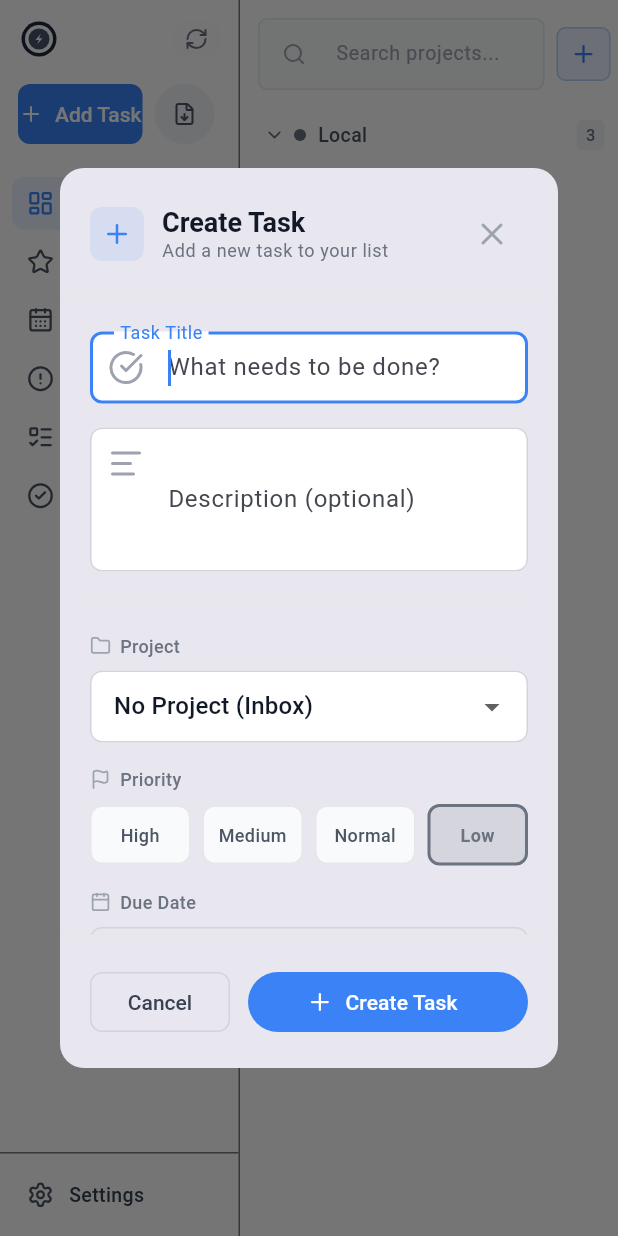
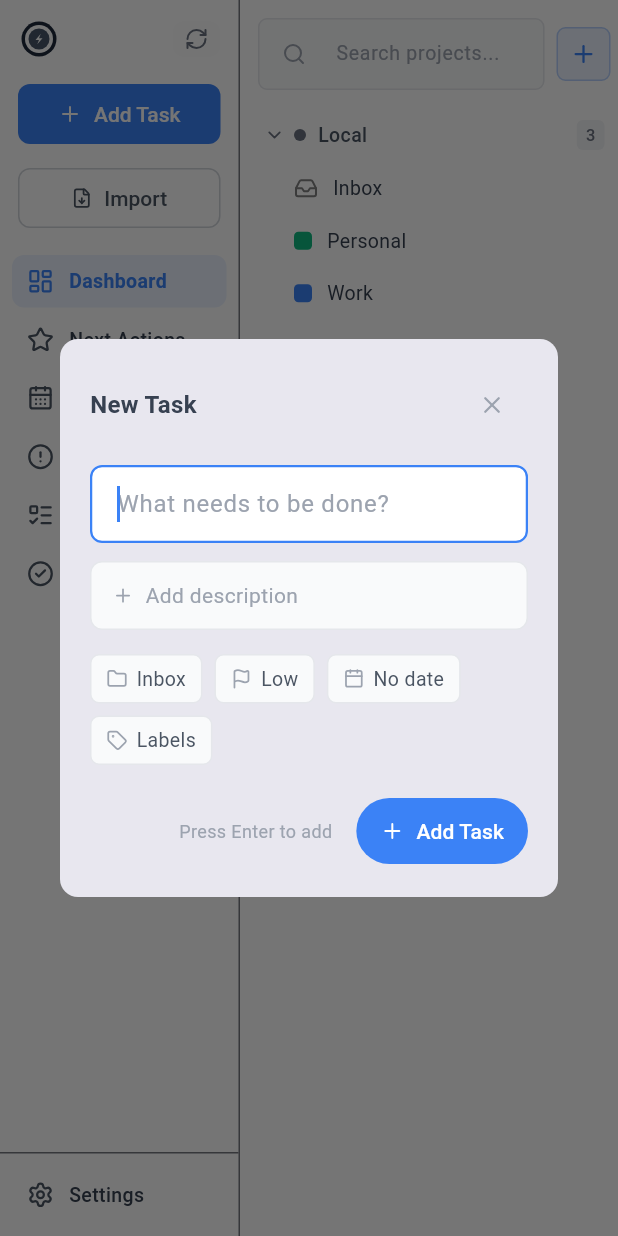
Before and after one commit to openza/tasks, a Flutter app: the screen it shows after launch, after a tap on "Add Task", on a phone screen of 412 x 824 dp. Run offline on Flutter 3.47's test engine with Material 3 defaults, Android fonts, the phone set to English and light mode, and no system bars; drawn by our look-alikes of toastification; our stand-ins replace dio, drift, file_picker, flutter_riverpod, flutter_secure_storage, flutter_svg and 5 more; missing offline and left inert: dart:ffi, window_manager; accounts and stored records are empty; generated files the repository leaves out were written again.

Commit message:
feat: simplify add task modal for desktop (#13)
* feat: simplify add task modal for desktop

Redesign the add task dialog with a minimal, wide layout inspired by
Things 3 and Todoist:

- Wider modal (600px) optimized for desktop
- Clean title field with placeholder only
- Expandable description (collapsed by default)
- Compact horizontal toolbar for project, priority, date, labels
- Filter to show only local projects/labels (openza_tasks)
- Enter key submits when title field focused
- Simplified footer with hint text

Fixes memory leak (FocusNode disposal) and Enter key handling bug.

* refactor: move import markdown button below add task

* fix: filter out proj_inbox from project dropdown

```diff
--- a/lib/presentation/widgets/dialogs/create_task_dialog.dart
+++ b/lib/presentation/widgets/dialogs/create_task_dialog.dart
@@ -7,7 +7,7 @@ import '../../../domain/entities/task.dart';
 import '../../../domain/entities/project.dart';
 import '../../../domain/entities/label.dart';
 
-/// Dialog for creating a new task
+/// Simplified dialog for creating a new task
 class CreateTaskDialog extends StatefulWidget {
   final List<ProjectEntity> projects;
   final List<LabelEntity> labels;
@@ -28,11 +28,20 @@ class CreateTaskDialog extends StatefulWidget {
     List<LabelEntity> labels = const [],
     String? defaultProjectId,
   }) async {
+    // Filter to local projects and labels only
+    // Exclude proj_inbox since we have a hardcoded "Inbox" option
+    final localProjects = projects
+        .where((p) => p.integrationId == 'openza_tasks' && p.id != 'proj_inbox')
+        .toList();
+    final localLabels = labels
+        .where((l) => l.integrationId == 'openza_tasks')
+        .toList();
+
     return showDialog<TaskEntity>(
       context: context,
       builder: (context) => CreateTaskDialog(
-        projects: projects,
-        labels: labels,
+        projects: localProjects,
+        labels: localLabels,
         defaultProjectId: defaultProjectId,
         onCreate: (task) => Navigator.of(context).pop(task),
       ),
@@ -52,6 +61,7 @@ class _CreateTaskDialogState extends State<CreateTaskDialog> {
   int _priority = 4; // Default: Low
   DateTime? _dueDate;
   final List<LabelEntity> _selectedLabels = [];
+  bool _showDescription = false;
 
   @override
   void initState() {
@@ -66,98 +76,60 @@ class _CreateTaskDialogState extends State<CreateTaskDialog> {
     super.dispose();
   }
 
+  void _submitIfValid() {
+    if (_titleController.text.trim().isNotEmpty) {
+      _createTask();
+    }
+  }
+
   @override
   Widget build(BuildContext context) {
     return Dialog(
-      shape: RoundedRectangleBorder(borderRadius: BorderRadius.circular(16)),
+      shape: RoundedRectangleBorder(borderRadius: BorderRadius.circular(12)),
       child: Container(
-        width: 500,
-        constraints: const BoxConstraints(maxHeight: 600),
-        child: Column(
-          mainAxisSize: MainAxisSize.min,
-          children: [
-            _buildHeader(context),
-            Flexible(
-              child: SingleChildScrollView(
+        width: 600,
         padding: const EdgeInsets.all(20),
         child: Form(
           key: _formKey,
           child: Column(
+            mainAxisSize: MainAxisSize.min,
             crossAxisAlignment: CrossAxisAlignment.start,
             children: [
+              _buildHeader(context),
+              const SizedBox(height: 16),
               _buildTitleField(context),
+              const SizedBox(height: 12),
+              _buildDescriptionField(context),
               const SizedBox(height: 16),
-                      _buildDescriptionField(context),
+              _buildMetadataToolbar(context),
               const SizedBox(height: 20),
-                      _buildDivider(),
-                      const SizedBox(height: 20),
-                      _buildProjectSelector(context),
-                      const SizedBox(height: 16),
-                      _buildPrioritySelector(context),
-                      const SizedBox(height: 16),
-                      _buildDueDateSelector(context),
-                      const SizedBox(height: 16),
-                      if (widget.labels.isNotEmpty) ...[
-                        _buildLabelsSelector(context),
-                      ],
+              _buildFooter(context),
             ],
           ),
-                ),
-              ),
-            ),
-            _buildFooter(context),
-          ],
         ),
       ),
     );
   }
 
   Widget _buildHeader(BuildContext context) {
-    return Container(
-      padding: const EdgeInsets.all(20),
-      decoration: BoxDecoration(
-        border: Border(bottom: BorderSide(color: AppTheme.gray200)),
-      ),
-      child: Row(
+    return Row(
       children: [
-          Container(
-            padding: const EdgeInsets.all(8),
-            decoration: BoxDecoration(
-              color: AppTheme.primaryBlue.withValues(alpha: 0.1),
-              borderRadius: BorderRadius.circular(8),
-            ),
-            child: Icon(
-              LucideIcons.plus,
-              size: 20,
-              color: AppTheme.primaryBlue,
+        Text(
+          'New Task',
+          style: TextStyle(
+            fontSize: 16,
+            fontWeight: FontWeight.w600,
+            color: AppTheme.gray700,
           ),
         ),
-          const SizedBox(width: 12),
-          Expanded(
-            child: Column(
-              crossAxisAlignment: CrossAxisAlignment.start,
-              children: [
-                Text(
-                  'Create Task',
-                  style: Theme.of(context).textTheme.titleLarge?.copyWith(
-                        fontWeight: FontWeight.w600,
-                      ),
-                ),
-                Text(
-                  'Add a new task to your list',
-                  style: Theme.of(context).textTheme.bodySmall?.copyWith(
-                        color: AppTheme.gray500,
-                      ),
+        const Spacer(),
+        IconButton(
+          icon: Icon(LucideIcons.x, size: 18, color: AppTheme.gray400),
+          onPressed: () => Navigator.of(context).pop(),
+          padding: EdgeInsets.zero,
+          constraints: const BoxConstraints(minWidth: 32, minHeight: 32),
         ),
       ],
-            ),
-          ),
-          IconButton(
-            icon: Icon(LucideIcons.x, color: AppTheme.gray400),
-            onPressed: () => Navigator.of(context).pop(),
-          ),
-        ],
-      ),
     );
   }
 
@@ -165,13 +137,24 @@ class _CreateTaskDialogState extends State<CreateTaskDialog> {
     return TextFormField(
       controller: _titleController,
       autofocus: true,
+      style: const TextStyle(fontSize: 16),
+      onFieldSubmitted: (_) => _submitIfValid(),
       decoration: InputDecoration(
-        labelText: 'Task Title',
         hintText: 'What needs to be done?',
-        prefixIcon: Icon(LucideIcons.checkCircle, color: AppTheme.gray400),
+        hintStyle: TextStyle(color: AppTheme.gray400, fontSize: 16),
         border: OutlineInputBorder(
           borderRadius: BorderRadius.circular(8),
+          borderSide: BorderSide(color: AppTheme.gray200),
         ),
+        enabledBorder: OutlineInputBorder(
+          borderRadius: BorderRadius.circular(8),
+          borderSide: BorderSide(color: AppTheme.gray200),
+        ),
+        focusedBorder: OutlineInputBorder(
+          borderRadius: BorderRadius.circular(8),
+          borderSide: BorderSide(color: AppTheme.primaryBlue, width: 1.5),
+        ),
+        contentPadding: const EdgeInsets.symmetric(horizontal: 14, vertical: 14),
       ),
       validator: (value) {
         if (value == null || value.trim().isEmpty) {
@@ -183,51 +166,94 @@ class _CreateTaskDialogState extends State<CreateTaskDialog> {
   }
 
   Widget _buildDescriptionField(BuildContext context) {
-    return TextFormField(
-      controller: _descriptionController,
-      maxLines: 3,
-      decoration: InputDecoration(
-        labelText: 'Description (optional)',
-        hintText: 'Add more details...',
-        prefixIcon: Padding(
-          padding: const EdgeInsets.only(bottom: 48),
-          child: Icon(LucideIcons.alignLeft, color: AppTheme.gray400),
+    if (!_showDescription) {
+      return GestureDetector(
+        onTap: () => setState(() => _showDescription = true),
+        child: Container(
+          padding: const EdgeInsets.symmetric(horizontal: 14, vertical: 12),
+          decoration: BoxDecoration(
+            color: AppTheme.gray50,
+            borderRadius: BorderRadius.circular(8),
+            border: Border.all(color: AppTheme.gray200),
           ),
-        border: OutlineInputBorder(
-          borderRadius: BorderRadius.circular(8),
+          child: Row(
+            children: [
+              Icon(LucideIcons.plus, size: 14, color: AppTheme.gray400),
+              const SizedBox(width: 8),
+              Text(
+                'Add description',
+                style: TextStyle(color: AppTheme.gray400, fontSize: 14),
+              ),
+            ],
           ),
         ),
       );
     }
 
-  Widget _buildDivider() {
-    return Divider(color: AppTheme.gray200, height: 1);
+    return TextFormField(
+      controller: _descriptionController,
+      maxLines: 3,
+      autofocus: true,
+      style: const TextStyle(fontSize: 14),
+      decoration: InputDecoration(
+        hintText: 'Add more details...',
+        hintStyle: TextStyle(color: AppTheme.gray400, fontSize: 14),
+        border: OutlineInputBorder(
+          borderRadius: BorderRadius.circular(8),
+          borderSide: BorderSide(color: AppTheme.gray200),
+        ),
+        enabledBorder: OutlineInputBorder(
+          borderRadius: BorderRadius.circular(8),
+          borderSide: BorderSide(color: AppTheme.gray200),
+        ),
+        focusedBorder: OutlineInputBorder(
+          borderRadius: BorderRadius.circular(8),
+          borderSide: BorderSide(color: AppTheme.primaryBlue, width: 1.5),
+        ),
+        contentPadding: const EdgeInsets.symmetric(horizontal: 14, vertical: 12),
+      ),
+    );
   }
 
-  Widget _buildProjectSelector(BuildContext context) {
-    return Column(
-      crossAxisAlignment: CrossAxisAlignment.start,
+  Widget _buildMetadataToolbar(BuildContext context) {
+    return Wrap(
+      spacing: 8,
+      runSpacing: 8,
       children: [
-        _buildSectionLabel(context, LucideIcons.folder, 'Project'),
-        const SizedBox(height: 8),
-        DropdownButtonFormField<String?>(
-          value: _selectedProjectId,
-          decoration: InputDecoration(
-            border: OutlineInputBorder(
-              borderRadius: BorderRadius.circular(8),
-            ),
-            contentPadding: const EdgeInsets.symmetric(
-              horizontal: 12,
-              vertical: 12,
+        _buildProjectPill(context),
+        _buildPriorityPill(context),
+        _buildDatePill(context),
+        if (widget.labels.isNotEmpty) _buildLabelsPill(context),
+      ],
+    );
+  }
+
+  Widget _buildProjectPill(BuildContext context) {
+    final selectedProject = _selectedProjectId != null
+        ? widget.projects.where((p) => p.id == _selectedProjectId).firstOrNull
+        : null;
+    final displayName = selectedProject?.name ?? 'Inbox';
+    final color = selectedProject != null
+        ? _parseColor(selectedProject.color)
+        : AppTheme.gray500;
+
+    return PopupMenuButton<String?>(
+      onSelected: (value) => setState(() => _selectedProjectId = value),
+      tooltip: 'Select project',
+      offset: const Offset(0, 36),
+      shape: RoundedRectangleBorder(borderRadius: BorderRadius.circular(8)),
+      itemBuilder: (context) => [
+        PopupMenuItem(
+          value: null,
+          child: Row(
+            children: [
+              Icon(LucideIcons.inbox, size: 14, color: AppTheme.gray500),
+              const SizedBox(width: 8),
+              const Text('Inbox'),
+            ],
           ),
         ),
-          hint: const Text('Select a project'),
-          items: [
-            const DropdownMenuItem(
-              value: null,
-              child: Text('No Project (Inbox)'),
-            ),
-            ...widget.projects.map((p) => DropdownMenuItem(
+        ...widget.projects.map((p) => PopupMenuItem(
               value: p.id,
               child: Row(
                 children: [
@@ -245,211 +271,172 @@ class _CreateTaskDialogState extends State<CreateTaskDialog> {
               ),
             )),
       ],
-          onChanged: (value) => setState(() => _selectedProjectId = value),
-        ),
-      ],
-    );
-  }
-
-  Widget _buildPrioritySelector(BuildContext context) {
-    return Column(
-      crossAxisAlignment: CrossAxisAlignment.start,
-      children: [
-        _buildSectionLabel(context, LucideIcons.flag, 'Priority'),
-        const SizedBox(height: 8),
-        Row(
-          children: [
-            _buildPriorityChip(1, 'High', AppTheme.priorityColors[1]!),
-            const SizedBox(width: 8),
-            _buildPriorityChip(2, 'Medium', AppTheme.priorityColors[2]!),
-            const SizedBox(width: 8),
-            _buildPriorityChip(3, 'Normal', AppTheme.priorityColors[3]!),
-            const SizedBox(width: 8),
-            _buildPriorityChip(4, 'Low', AppTheme.priorityColors[4]!),
-          ],
-        ),
-      ],
-    );
-  }
-
-  Widget _buildPriorityChip(int priority, String label, Color color) {
-    final isSelected = _priority == priority;
-    return Expanded(
-      child: GestureDetector(
-        onTap: () => setState(() => _priority = priority),
-        child: Container(
-          padding: const EdgeInsets.symmetric(vertical: 10),
-          decoration: BoxDecoration(
-            color: isSelected ? color.withValues(alpha: 0.15) : AppTheme.gray50,
-            borderRadius: BorderRadius.circular(8),
-            border: Border.all(
-              color: isSelected ? color : AppTheme.gray200,
-              width: isSelected ? 2 : 1,
-            ),
-          ),
-          child: Text(
-            label,
-            textAlign: TextAlign.center,
-            style: TextStyle(
-              fontSize: 12,
-              fontWeight: isSelected ? FontWeight.w600 : FontWeight.w500,
-              color: isSelected ? color : AppTheme.gray600,
-            ),
-          ),
-        ),
+      child: _buildPillContainer(
+        icon: LucideIcons.folder,
+        label: displayName,
+        color: color,
+        isActive: selectedProject != null,
       ),
     );
   }
 
-  Widget _buildDueDateSelector(BuildContext context) {
-    return Column(
-      crossAxisAlignment: CrossAxisAlignment.start,
-      children: [
-        _buildSectionLabel(context, LucideIcons.calendar, 'Due Date'),
-        const SizedBox(height: 8),
-        InkWell(
-          onTap: _selectDueDate,
-          borderRadius: BorderRadius.circular(8),
-          child: Container(
-            padding: const EdgeInsets.symmetric(horizontal: 12, vertical: 14),
-            decoration: BoxDecoration(
-              border: Border.all(color: AppTheme.gray300),
-              borderRadius: BorderRadius.circular(8),
-            ),
+  Widget _buildPriorityPill(BuildContext context) {
+    final priorityLabels = {1: 'High', 2: 'Medium', 3: 'Normal', 4: 'Low'};
+    final color = AppTheme.priorityColors[_priority] ?? AppTheme.gray500;
+
+    return PopupMenuButton<int>(
+      onSelected: (value) => setState(() => _priority = value),
+      tooltip: 'Set priority',
+      offset: const Offset(0, 36),
+      shape: RoundedRectangleBorder(borderRadius: BorderRadius.circular(8)),
+      itemBuilder: (context) => [1, 2, 3, 4]
+          .map((p) => PopupMenuItem(
+                value: p,
                 child: Row(
                   children: [
-                Icon(
-                  LucideIcons.calendar,
-                  size: 18,
-                  color: _dueDate != null ? AppTheme.primaryBlue : AppTheme.gray400,
-                ),
-                const SizedBox(width: 12),
-                Expanded(
-                  child: Text(
-                    _dueDate != null ? _formatDate(_dueDate!) : 'No due date',
-                    style: TextStyle(
-                      color: _dueDate != null ? AppTheme.gray700 : AppTheme.gray400,
+                    Container(
+                      width: 10,
+                      height: 10,
+                      decoration: BoxDecoration(
+                        color: AppTheme.priorityColors[p],
+                        shape: BoxShape.circle,
                       ),
                     ),
-                ),
-                if (_dueDate != null)
-                  GestureDetector(
-                    onTap: () => setState(() => _dueDate = null),
-                    child: Icon(LucideIcons.x, size: 16, color: AppTheme.gray400),
-                  ),
+                    const SizedBox(width: 8),
+                    Text(priorityLabels[p]!),
                   ],
                 ),
+              ))
+          .toList(),
+      child: _buildPillContainer(
+        icon: LucideIcons.flag,
+        label: priorityLabels[_priority]!,
+        color: color,
+        isActive: _priority != 4,
       ),
-        ),
-      ],
     );
   }
 
-  Widget _buildLabelsSelector(BuildContext context) {
-    return Column(
-      crossAxisAlignment: CrossAxisAlignment.start,
-      children: [
-        _buildSectionLabel(context, LucideIcons.tag, 'Labels'),
-        const SizedBox(height: 8),
-        Wrap(
-          spacing: 8,
-          runSpacing: 8,
-          children: widget.labels.map((label) {
-            final isSelected = _selectedLabels.contains(label);
+  Widget _buildDatePill(BuildContext context) {
     return GestureDetector(
-              onTap: () {
+      onTap: _selectDueDate,
+      child: _buildPillContainer(
+        icon: LucideIcons.calendar,
+        label: _dueDate != null ? _formatDate(_dueDate!) : 'No date',
+        color: _dueDate != null ? AppTheme.primaryBlue : AppTheme.gray500,
+        isActive: _dueDate != null,
+        trailing: _dueDate != null
+            ? GestureDetector(
+                onTap: () => setState(() => _dueDate = null),
+                child: Icon(LucideIcons.x, size: 12, color: AppTheme.gray400),
+              )
+            : null,
+      ),
+    );
+  }
+
+  Widget _buildLabelsPill(BuildContext context) {
+    final hasLabels = _selectedLabels.isNotEmpty;
+
+    return PopupMenuButton<LabelEntity>(
+      onSelected: (label) {
         setState(() {
-                  if (isSelected) {
+          if (_selectedLabels.contains(label)) {
             _selectedLabels.remove(label);
           } else {
             _selectedLabels.add(label);
           }
         });
       },
-              child: Container(
+      tooltip: 'Add labels',
+      offset: const Offset(0, 36),
+      shape: RoundedRectangleBorder(borderRadius: BorderRadius.circular(8)),
+      itemBuilder: (context) => widget.labels
+          .map((l) => PopupMenuItem(
+                value: l,
+                child: Row(
+                  children: [
+                    Container(
+                      width: 10,
+                      height: 10,
+                      decoration: BoxDecoration(
+                        color: _parseColor(l.color),
+                        shape: BoxShape.circle,
+                      ),
+                    ),
+                    const SizedBox(width: 8),
+                    Expanded(child: Text(l.name)),
+                    if (_selectedLabels.contains(l))
+                      Icon(LucideIcons.check, size: 14, color: AppTheme.primaryBlue),
+                  ],
+                ),
+              ))
+          .toList(),
+      child: _buildPillContainer(
+        icon: LucideIcons.tag,
+        label: hasLabels ? '${_selectedLabels.length} label${_selectedLabels.length > 1 ? 's' : ''}' : 'Labels',
+        color: hasLabels ? AppTheme.accentPink : AppTheme.gray500,
+        isActive: hasLabels,
+      ),
+    );
+  }
+
+  Widget _buildPillContainer({
+    required IconData icon,
+    required String label,
+    required Color color,
+    bool isActive = false,
+    Widget? trailing,
+  }) {
+    return Container(
       padding: const EdgeInsets.symmetric(horizontal: 10, vertical: 6),
       decoration: BoxDecoration(
-                  color: isSelected
-                      ? _parseColor(label.color).withValues(alpha: 0.15)
-                      : AppTheme.gray50,
-                  borderRadius: BorderRadius.circular(16),
+        color: isActive ? color.withValues(alpha: 0.1) : AppTheme.gray50,
+        borderRadius: BorderRadius.circular(6),
         border: Border.all(
-                    color: isSelected ? _parseColor(label.color) : AppTheme.gray200,
+          color: isActive ? color.withValues(alpha: 0.3) : AppTheme.gray200,
         ),
       ),
       child: Row(
         mainAxisSize: MainAxisSize.min,
         children: [
-                    Container(
-                      width: 8,
-                      height: 8,
-                      decoration: BoxDecoration(
-                        color: _parseColor(label.color),
-                        shape: BoxShape.circle,
-                      ),
-                    ),
-                    const SizedBox(width: 6),
-                    Text(
-                      label.name,
-                      style: TextStyle(
-                        fontSize: 12,
-                        fontWeight: isSelected ? FontWeight.w600 : FontWeight.w500,
-                        color: isSelected ? _parseColor(label.color) : AppTheme.gray600,
-                      ),
-                    ),
-                  ],
-                ),
-              ),
-            );
-          }).toList(),
-        ),
-      ],
-    );
-  }
-
-  Widget _buildSectionLabel(
-      BuildContext context, IconData icon, String label) {
-    return Row(
-      children: [
-        Icon(icon, size: 14, color: AppTheme.gray400),
+          Icon(icon, size: 14, color: isActive ? color : AppTheme.gray400),
           const SizedBox(width: 6),
           Text(
             label,
             style: TextStyle(
-            fontSize: 12,
-            fontWeight: FontWeight.w500,
-            color: AppTheme.gray500,
+              fontSize: 13,
+              color: isActive ? color : AppTheme.gray600,
+              fontWeight: isActive ? FontWeight.w500 : FontWeight.normal,
             ),
           ),
+          if (trailing != null) ...[
+            const SizedBox(width: 4),
+            trailing,
           ],
+        ],
+      ),
     );
   }
 
   Widget _buildFooter(BuildContext context) {
-    return Container(
-      padding: const EdgeInsets.all(20),
-      decoration: BoxDecoration(
-        border: Border(top: BorderSide(color: AppTheme.gray200)),
+    return Row(
+      mainAxisAlignment: MainAxisAlignment.end,
+      children: [
+        Text(
+          'Press Enter to add',
+          style: TextStyle(fontSize: 12, color: AppTheme.gray400),
         ),
-      child: Row(
-        children: [
-          Expanded(
-            child: OutlinedButton(
-              onPressed: () => Navigator.of(context).pop(),
-              child: const Text('Cancel'),
-            ),
-          ),
-          const SizedBox(width: 12),
-          Expanded(
-            flex: 2,
-            child: FilledButton.icon(
+        const SizedBox(width: 16),
+        FilledButton.icon(
           onPressed: _createTask,
-              icon: Icon(LucideIcons.plus, size: 18),
-              label: const Text('Create Task'),
+          icon: const Icon(LucideIcons.plus, size: 16),
+          label: const Text('Add Task'),
+          style: FilledButton.styleFrom(
+            padding: const EdgeInsets.symmetric(horizontal: 16, vertical: 12),
           ),
         ),
       ],
-      ),
     );
   }
 
@@ -460,7 +447,7 @@ class _CreateTaskDialogState extends State<CreateTaskDialog> {
       firstDate: DateTime.now().subtract(const Duration(days: 365)),
       lastDate: DateTime.now().add(const Duration(days: 365 * 2)),
     );
-    if (date != null) {
+    if (date != null && mounted) {
       setState(() => _dueDate = date);
     }
   }
@@ -481,7 +468,6 @@ class _CreateTaskDialogState extends State<CreateTaskDialog> {
     if (!_formKey.currentState!.validate()) return;
 
     final now = DateTime.now();
-    // Default to Inbox if no project selected
     final projectId = _selectedProjectId ?? 'proj_inbox';
 
     final task = TaskEntity(
--- a/lib/presentation/widgets/layout/nav_rail.dart
+++ b/lib/presentation/widgets/layout/nav_rail.dart
@@ -47,9 +47,10 @@ class NavRail extends ConsumerWidget {
           // Add Task Button + Import Button
           Padding(
             padding: const EdgeInsets.symmetric(horizontal: 12),
-            child: Row(
+            child: Column(
               children: [
-                Expanded(
+                SizedBox(
+                  width: double.infinity,
                   child: ElevatedButton.icon(
                     onPressed: () => _showCreateTaskDialog(context, ref),
                     icon: const Icon(LucideIcons.plus, size: 16),
@@ -59,21 +60,25 @@ class NavRail extends ConsumerWidget {
                     ),
                   ),
                 ),
-                const SizedBox(width: 4),
-                IconButton(
-                  onPressed: () => ImportMarkdownDialog.show(context),
-                  icon: const Icon(LucideIcons.fileDown, size: 16),
-                  tooltip: 'Import from Markdown',
-                  style: IconButton.styleFrom(
-                    backgroundColor: AppTheme.gray100,
-                    foregroundColor: AppTheme.gray600,
+                const SizedBox(height: 8),
+                SizedBox(
+                  width: double.infinity,
+                  child: OutlinedButton.icon(
+                    onPressed: () => ImportMarkdownDialog.show(context),
+                    icon: Icon(LucideIcons.fileDown, size: 14),
+                    label: const Text('Import'),
+                    style: OutlinedButton.styleFrom(
+                      padding: const EdgeInsets.symmetric(vertical: 8),
+                      foregroundColor: AppTheme.gray600,
+                      side: BorderSide(color: AppTheme.gray300),
+                    ),
                   ),
                 ),
               ],
             ),
           ),
 
-          const SizedBox(height: 16),
+          const SizedBox(height: 12),
 
           // Navigation items
           Expanded(
```
Also changed, not shown: 1 other file. Lines whose indentation alone changed are shown as unchanged.
